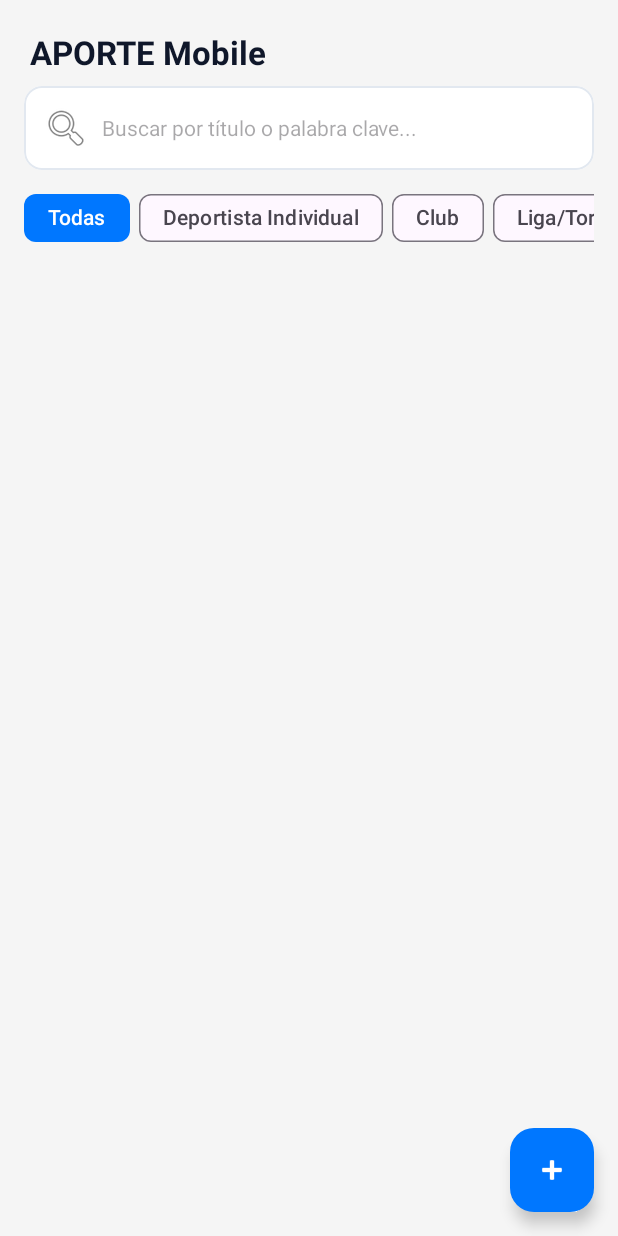
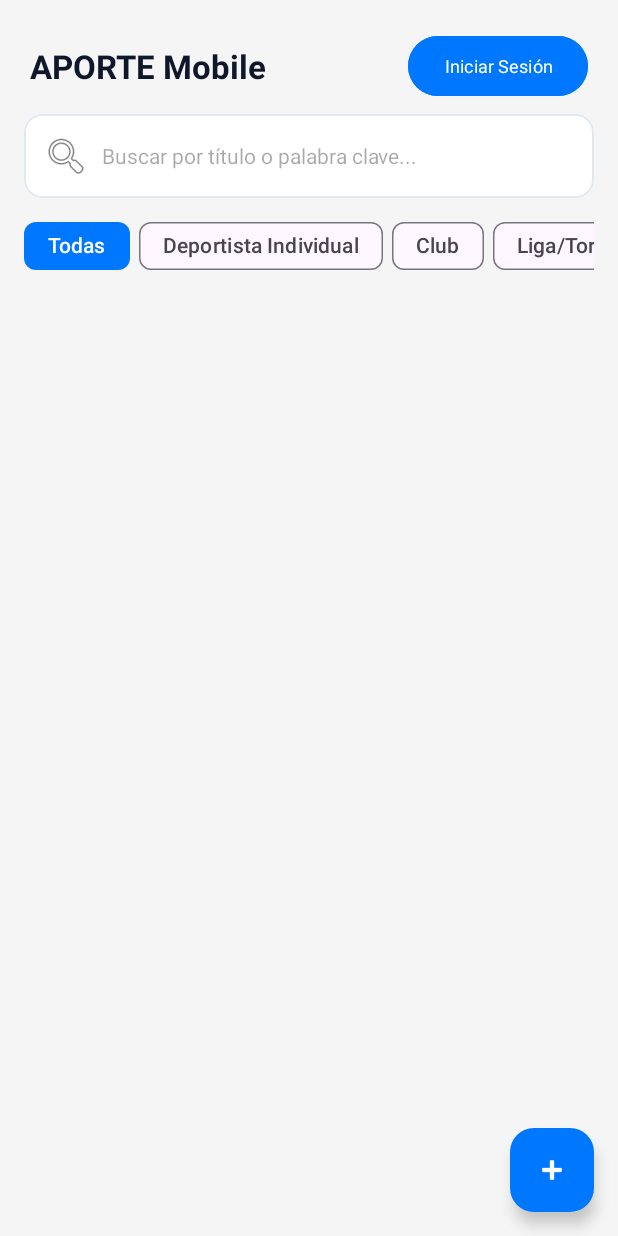
Before and after one commit to Franco-Martinez-DV/Aporte-Mobile-App, an Android app: the screen it shows after launch (MainActivity), on a phone screen of 412 x 824 dp. Run offline under Robolectric (Android 15) with nearby library versions, the phone set to English and light mode, and no system bars; our stand-ins replace Firebase (no records; nobody signed in at launch, a user with empty details on screens opened directly); network calls fail; Roboto replaces fonts that are not available here; 1 statement that could not run was skipped.

Commit message:
Integracion de Firebase Auth para la creacion de cuentas e inicio o cierre de sesion, inclusion de reglas de negocio con el fin de categorizar las acciones dependiendo el usuario logueado en el sistema, creacion de boton para volver a pantalla principal en la vista crear campaña, colocacion de boton y funcionalidad editar campaña para conseguir paridad al 100% entre el desarrollo web y el desarrollo mobile

```diff
--- a/app/build.gradle.kts
+++ b/app/build.gradle.kts
@@ -1,5 +1,6 @@
 plugins {
     alias(libs.plugins.android.application)
+    id("com.google.gms.google-services")
 }
 
 android {
@@ -46,4 +47,6 @@ dependencies {
     implementation("com.google.android.material:material:1.11.0")
     implementation("androidx.constraintlayout:constraintlayout:2.1.4")
     implementation("androidx.swiperefreshlayout:swiperefreshlayout:1.1.0")
+    implementation(platform("com.google.firebase:firebase-bom:35.2.0"))
+    implementation("com.google.firebase:firebase-auth")
 }
--- a/app/src/main/java/com/aporte/app/MainActivity.java
+++ b/app/src/main/java/com/aporte/app/MainActivity.java
@@ -1,15 +1,18 @@
 package com.aporte.app;
 
 import android.content.Intent;
+import android.graphics.Color;
 import android.os.Bundle;
 import android.text.Editable;
 import android.text.TextWatcher;
 import android.util.Log;
 import android.view.View;
+import android.widget.Button;
 import android.widget.EditText;
 import android.widget.TextView;
 import android.widget.Toast;
 
+import androidx.appcompat.app.AlertDialog;
 import androidx.appcompat.app.AppCompatActivity;
 import androidx.recyclerview.widget.LinearLayoutManager;
 import androidx.recyclerview.widget.RecyclerView;
@@ -19,9 +22,12 @@ import com.aporte.app.data.api.RetrofitClient;
 import com.aporte.app.model.data.ApiResponse;
 import com.aporte.app.model.data.Campana;
 import com.aporte.app.ui.adapter.CampanaAdapter;
+import com.aporte.app.utils.AuthDialogHelper;
 import com.google.android.material.chip.Chip;
 import com.google.android.material.chip.ChipGroup;
 import com.google.android.material.floatingactionbutton.FloatingActionButton;
+import com.google.firebase.auth.FirebaseAuth;
+import com.google.firebase.auth.FirebaseUser;
 
 import java.util.ArrayList;
 import java.util.List;
@@ -37,6 +43,7 @@ public class MainActivity extends AppCompatActivity {
     private CampanaAdapter adapter;
     private SwipeRefreshLayout swipeRefreshLayout;
     private FloatingActionButton fabCrearCampana;
+    private Button btnSesion;
 
     private EditText etBuscarCampana;
     private ChipGroup chipGroupCategorias;
@@ -53,6 +60,7 @@ public class MainActivity extends AppCompatActivity {
         recyclerView = findViewById(R.id.recyclerViewCampanas);
         swipeRefreshLayout = findViewById(R.id.swipeRefreshLayout);
         fabCrearCampana = findViewById(R.id.fabCrearCampana);
+        btnSesion = findViewById(R.id.btnSesion);
         etBuscarCampana = findViewById(R.id.etBuscarCampana);
         chipGroupCategorias = findViewById(R.id.chipGroupCategorias);
         tvSinResultados = findViewById(R.id.tvSinResultados);
@@ -63,9 +71,17 @@ public class MainActivity extends AppCompatActivity {
 
         swipeRefreshLayout.setOnRefreshListener(this::cargarCampanasDesdeApi);
 
+        btnSesion.setOnClickListener(v -> manejarClickSesion());
+
         fabCrearCampana.setOnClickListener(v -> {
-            Intent intent = new Intent(MainActivity.this, CrearCampana.class);
-            startActivity(intent);
+            if (FirebaseAuth.getInstance().getCurrentUser() == null) {
+                AuthDialogHelper.mostrarDialogoAuth(this, () -> {
+                    actualizarEstadoSesionUI();
+                    startActivity(new Intent(MainActivity.this, CrearCampana.class));
+                });
+                return;
+            }
+            startActivity(new Intent(MainActivity.this, CrearCampana.class));
         });
 
         etBuscarCampana.addTextChangedListener(new TextWatcher() {
@@ -95,7 +111,38 @@ public class MainActivity extends AppCompatActivity {
     @Override
     protected void onResume() {
         super.onResume();
+        actualizarEstadoSesionUI();
         cargarCampanasDesdeApi();
+    }
+
+    private void actualizarEstadoSesionUI() {
+        FirebaseUser usuario = FirebaseAuth.getInstance().getCurrentUser();
+        if (usuario != null && usuario.getEmail() != null) {
+            String correoCorto = usuario.getEmail().split("@")[0];
+            btnSesion.setText(correoCorto + " (Salir)");
+            btnSesion.setBackgroundColor(Color.parseColor("#1E293B"));
+        } else {
+            btnSesion.setText("Iniciar Sesión");
+            btnSesion.setBackgroundColor(Color.parseColor("#0077FF"));
+        }
+    }
+
+    private void manejarClickSesion() {
+        FirebaseUser usuario = FirebaseAuth.getInstance().getCurrentUser();
+        if (usuario == null) {
+            AuthDialogHelper.mostrarDialogoAuth(this, this::actualizarEstadoSesionUI);
+        } else {
+            new AlertDialog.Builder(this)
+                    .setTitle("Sesión Activa")
+                    .setMessage("Conectado como: " + usuario.getEmail())
+                    .setPositiveButton("Cerrar Sesión", (d, which) -> {
+                        FirebaseAuth.getInstance().signOut();
+                        actualizarEstadoSesionUI();
+                        Toast.makeText(this, "Sesión cerrada", Toast.LENGTH_SHORT).show();
+                    })
+                    .setNegativeButton("Cancelar", null)
+                    .show();
+        }
     }
 
     private void cargarCampanasDesdeApi() {
--- a/app/src/main/java/com/aporte/app/data/api/ApiService.java
+++ b/app/src/main/java/com/aporte/app/data/api/ApiService.java
@@ -11,6 +11,7 @@ import retrofit2.http.DELETE;
 import retrofit2.http.GET;
 import retrofit2.http.POST;
 import retrofit2.http.Path;
+import retrofit2.http.PUT;
 
 public interface ApiService {
 
@@ -19,6 +20,9 @@ public interface ApiService {
 
     @POST("campanas")
     Call<ApiResponse<Campana>> crearCampana(@Body Campana campana);
+
+    @PUT("campanas/{id}")
+    Call<ApiResponse<Campana>> actualizarCampana(@Path("id") String id, @Body Campana campana);
 
     @DELETE("campanas/{id}")
     Call<ApiResponse<Object>> eliminarCampana(@Path("id") String id);
--- a/app/src/main/java/com/aporte/app/data/api/RetrofitClient.java
+++ b/app/src/main/java/com/aporte/app/data/api/RetrofitClient.java
@@ -1,4 +1,12 @@
 package com.aporte.app.data.api;
+
+import com.google.android.gms.tasks.Tasks;
+import com.google.firebase.auth.FirebaseAuth;
+import com.google.firebase.auth.FirebaseUser;
+import com.google.firebase.auth.GetTokenResult;
+
+import okhttp3.OkHttpClient;
+import okhttp3.Request;
 import retrofit2.Retrofit;
 import retrofit2.converter.gson.GsonConverterFactory;
 
@@ -9,8 +17,29 @@ public class RetrofitClient {
 
     public static ApiService getApiService() {
         if (retrofit == null) {
+            OkHttpClient okHttpClient = new OkHttpClient.Builder()
+                    .addInterceptor(chain -> {
+                        Request original = chain.request();
+                        Request.Builder builder = original.newBuilder();
+
+                        FirebaseUser usuario = FirebaseAuth.getInstance().getCurrentUser();
+                        if (usuario != null) {
+                            try {
+                                GetTokenResult result = Tasks.await(usuario.getIdToken(false));
+                                if (result != null && result.getToken() != null) {
+                                    builder.header("Authorization", "Bearer " + result.getToken());
+                                }
+                            } catch (Exception ignored) {
+                            }
+                        }
+
+                        return chain.proceed(builder.build());
+                    })
+                    .build();
+
             retrofit = new Retrofit.Builder()
                     .baseUrl(BASE_URL)
+                    .client(okHttpClient)
                     .addConverterFactory(GsonConverterFactory.create())
                     .build();
         }
--- a/app/src/main/res/layout/activity_main.xml
+++ b/app/src/main/res/layout/activity_main.xml
@@ -1,27 +1,14 @@
 <?xml version="1.0" encoding="utf-8"?>
-<RelativeLayout
-    xmlns:android="http://schemas.android.com/apk/res/android"
-    xmlns:app="http://schemas.android.com/apk/res-auto"
-    android:layout_width="match_parent"
-    android:layout_height="match_parent"
-    android:background="#F5F5F5">
+<RelativeLayout android:background="#F5F5F5" android:layout_height="match_parent" android:layout_width="match_parent" xmlns:android="http://schemas.android.com/apk/res/android" xmlns:app="http://schemas.android.com/apk/res-auto">
 
-    <LinearLayout
-        android:layout_width="match_parent"
-        android:layout_height="match_parent"
-        android:orientation="vertical"
-        android:padding="8dp">
+    <LinearLayout android:layout_height="match_parent" android:layout_width="match_parent" android:orientation="vertical" android:padding="8dp">
 
-        <TextView
-            android:layout_width="match_parent"
-            android:layout_height="wrap_content"
-            android:text="APORTE Mobile"
-            android:textSize="22sp"
-            android:textStyle="bold"
-            android:textColor="#0F172A"
-            android:paddingHorizontal="12dp"
-            android:paddingTop="12dp"
-            android:paddingBottom="8dp" />
+        <LinearLayout android:gravity="center_vertical" android:layout_height="wrap_content" android:layout_width="match_parent" android:orientation="horizontal" android:paddingBottom="8dp" android:paddingHorizontal="12dp" android:paddingTop="12dp">
+
+            <TextView android:layout_height="wrap_content" android:layout_weight="1" android:layout_width="0dp" android:text="APORTE Mobile" android:textColor="#0F172A" android:textSize="22sp" android:textStyle="bold"/>
+
+            <Button android:backgroundTint="#0077FF" android:id="@+id/btnSesion" android:layout_height="wrap_content" android:layout_width="wrap_content" android:text="Iniciar Sesión" android:textColor="#FFFFFF" android:textSize="12sp"/>
+        </LinearLayout>
 
         <com.google.android.material.card.MaterialCardView
             android:layout_width="match_parent"
@@ -34,26 +21,10 @@
             app:strokeColor="#E2E8F0"
             app:strokeWidth="1dp">
 
-            <EditText
-                android:id="@+id/etBuscarCampana"
-                android:layout_width="match_parent"
-                android:layout_height="wrap_content"
-                android:hint="Buscar por título o palabra clave..."
-                android:inputType="text"
-                android:background="@android:color/transparent"
-                android:drawableStart="@android:drawable/ic_menu_search"
-                android:drawablePadding="8dp"
-                android:padding="12dp"
-                android:textSize="14sp"
-                android:textColor="#0F172A" />
+            <EditText android:background="@android:color/transparent" android:drawablePadding="8dp" android:drawableStart="@android:drawable/ic_menu_search" android:hint="Buscar por título o palabra clave..." android:id="@+id/etBuscarCampana" android:inputType="text" android:layout_height="wrap_content" android:layout_width="match_parent" android:padding="12dp" android:textColor="#0F172A" android:textSize="14sp"/>
         </com.google.android.material.card.MaterialCardView>
 
-        <HorizontalScrollView
-            android:layout_width="match_parent"
-            android:layout_height="wrap_content"
-            android:scrollbars="none"
-            android:layout_marginHorizontal="8dp"
-            android:layout_marginBottom="8dp">
+        <HorizontalScrollView android:layout_height="wrap_content" android:layout_marginBottom="8dp" android:layout_marginHorizontal="8dp" android:layout_width="match_parent" android:scrollbars="none">
 
             <com.google.android.material.chip.ChipGroup
                 android:id="@+id/chipGroupCategorias"
@@ -99,16 +70,7 @@
             </com.google.android.material.chip.ChipGroup>
         </HorizontalScrollView>
 
-        <TextView
-            android:id="@+id/tvSinResultados"
-            android:layout_width="match_parent"
-            android:layout_height="wrap_content"
-            android:text="No se encontraron campañas con los filtros aplicados."
-            android:textSize="15sp"
-            android:textColor="#64748B"
-            android:gravity="center"
-            android:padding="24dp"
-            android:visibility="gone" />
+        <TextView android:gravity="center" android:id="@+id/tvSinResultados" android:layout_height="wrap_content" android:layout_width="match_parent" android:padding="24dp" android:text="No se encontraron campañas con los filtros aplicados." android:textColor="#64748B" android:textSize="15sp" android:visibility="gone"/>
 
         <androidx.swiperefreshlayout.widget.SwipeRefreshLayout
             android:id="@+id/swipeRefreshLayout"
--- a/build.gradle.kts
+++ b/build.gradle.kts
@@ -1,4 +1,4 @@
-// Top-level build file where you can add configuration options common to all sub-projects/modules.
 plugins {
     alias(libs.plugins.android.application) apply false
+    id("com.google.gms.google-services") version "4.4.4" apply false
 }
```
Also changed, not shown: app/src/main/java/com/aporte/app/CrearCampana.java (+74 -7 lines), app/src/main/java/com/aporte/app/DetalleCampana.java (+70 -8 lines), app/src/main/java/com/aporte/app/model/data/Campana.java (+12 -0 lines), app/src/main/java/com/aporte/app/utils/AuthDialogHelper.java (added, +195 -0 lines), app/src/main/res/layout/crear_campana.xml (+10 -0 lines), app/src/main/res/layout/detalle_campana.xml (+24 -6 lines), 1 other file.
